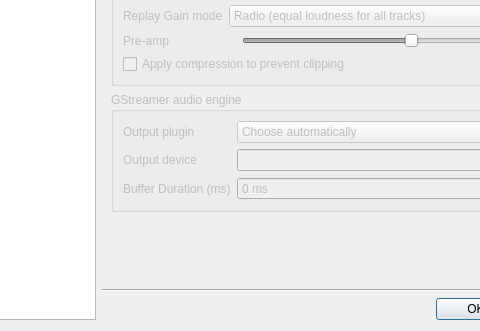
This is src/ui/settingsdialog.ui in clementine-player/Clementine as Qt 5 draws it before an edit; both pictures show x 95 to 575 and y 273 to 604 of the 708 by 604 pixel window. The edited form follows.
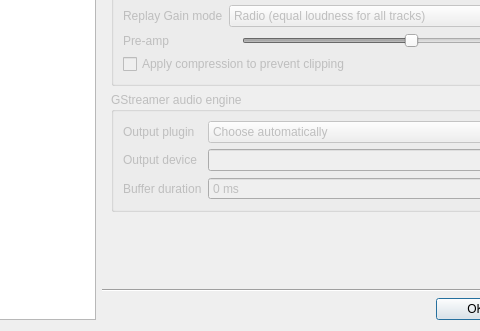
This is the edited form. The open tabs and pages were chosen to show the change. Icons and pictures are not drawn. Custom widgets are drawn as their Qt base class.

Commit message: Change the buffer duration label text

The edit to the form file:
```diff
--- a/src/ui/settingsdialog.ui
+++ b/src/ui/settingsdialog.ui
@@ -354,7 +354,7 @@
             <item row="2" column="0">
              <widget class="QLabel" name="buffer_duration_label">
               <property name="text">
-               <string>Buffer Duration (ms)</string>
+               <string>Buffer duration</string>
               </property>
              </widget>
             </item>
```
